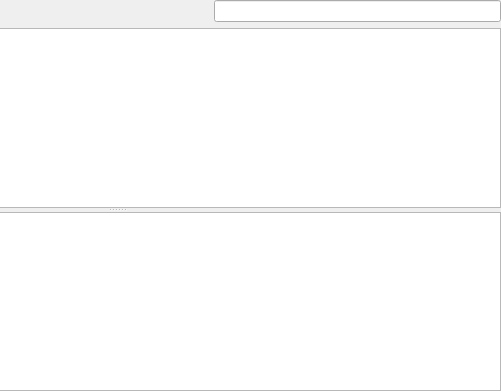
The window that src/resultsbyfilepage.ui (KDAB/hotspot) describes before a commit, drawn with Qt 5; both pictures show x 267 to 768 and y 0 to 391 of the 768 by 391 pixel window.
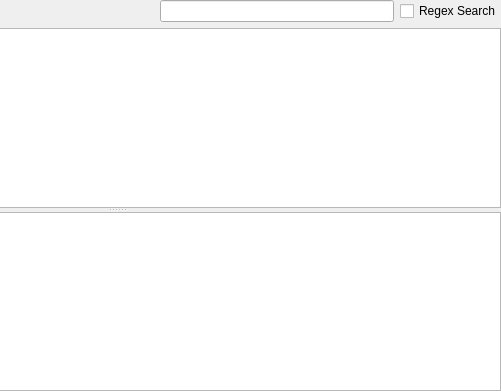
The same window after the commit.

Commit message:
Add regex search capability to by-file page too
Fixes FTBFS

The edit to the form file:
```diff
--- a/src/resultsbyfilepage.ui
+++ b/src/resultsbyfilepage.ui
@@ -71,6 +71,13 @@
         </property>
        </widget>
       </item>
+      <item>
+       <widget class="QCheckBox" name="regexCheckBox">
+        <property name="text">
+         <string>Regex Search</string>
+        </property>
+       </widget>
+      </item>
      </layout>
     </widget>
    </item>
```
The commit also changes 1 other file.
